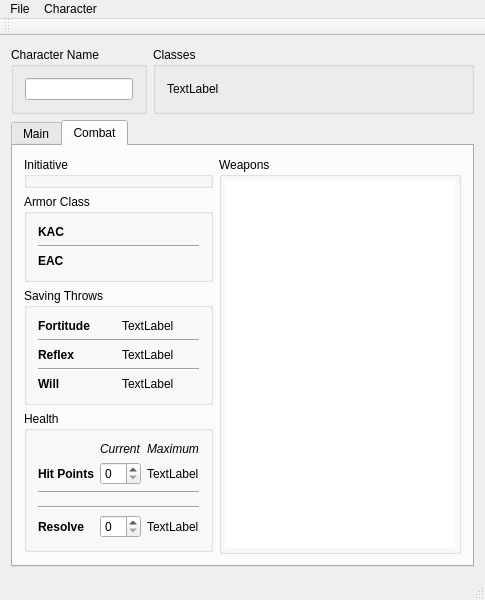
First picture: the form in StarfinderCharacterApp.ui, repository smithbt/StarfinderCharacterApp, before the edit.
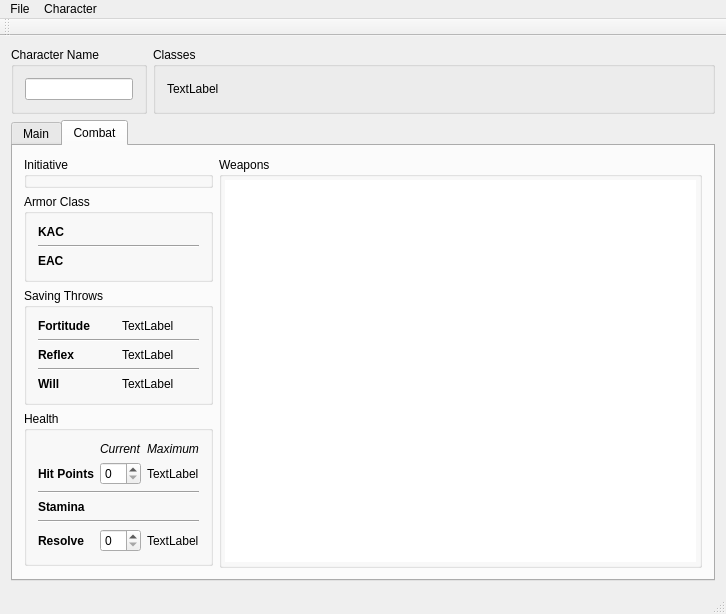
Second picture: the form after the edit. Custom widgets are drawn as their Qt base class.

Patch:
```diff
--- a/StarfinderCharacterApp.ui
+++ b/StarfinderCharacterApp.ui
@@ -6,8 +6,8 @@
    <rect>
     <x>0</x>
     <y>0</y>
-    <width>485</width>
-    <height>552</height>
+    <width>726</width>
+    <height>565</height>
    </rect>
   </property>
   <property name="sizePolicy">
@@ -466,9 +466,22 @@
                </property>
               </widget>
              </item>
-             <item row="3" column="0" colspan="3">
+             <item row="3" column="1" colspan="2">
               <widget class="ResourceWidget" name="staminaWidget" native="true"/>
              </item>
+             <item row="3" column="0">
+              <widget class="QLabel" name="label_2">
+               <property name="font">
+                <font>
+                 <weight>75</weight>
+                 <bold>true</bold>
+                </font>
+               </property>
+               <property name="text">
+                <string>Stamina</string>
+               </property>
+              </widget>
+             </item>
             </layout>
            </widget>
           </item>
@@ -498,7 +511,7 @@
     <rect>
      <x>0</x>
      <y>0</y>
-     <width>485</width>
+     <width>726</width>
      <height>21</height>
     </rect>
    </property>
```
